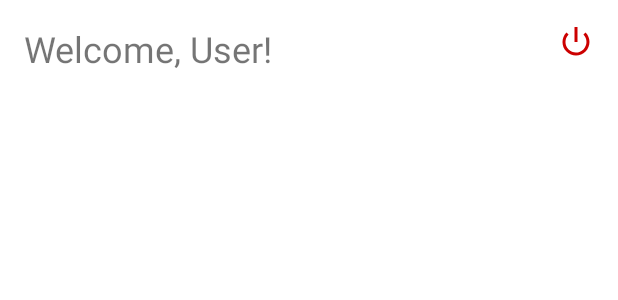
After one commit to livermorerhui/SonicWaveV4-2, an Android app: the layout fragment_user.xml on its own in the app's theme, with its tools: preview values and no code run, on a phone screen of 412 x 824 dp. The commit adds this screen. Shown: the top 300 px of the screen. Run offline under Robolectric (Android 15) with nearby library versions, the phone set to English and light mode, and no system bars.

Commit message:
feat: Implement user screen with logout functionality

```diff
--- a/app/src/main/java/com/example/sonicwavev4/network/AuthData.kt
+++ b/app/src/main/java/com/example/sonicwavev4/network/AuthData.kt
@@ -7,7 +7,8 @@ data class LoginRequest(
 
 data class LoginResponse(
     val message: String,
-    val token: String
+    val token: String,
+    val username: String
 )
 
 data class RegisterRequest(
--- a/app/src/main/java/com/example/sonicwavev4/ui/login/LoginFragment.kt
+++ b/app/src/main/java/com/example/sonicwavev4/ui/login/LoginFragment.kt
@@ -12,6 +12,7 @@ import androidx.fragment.app.Fragment
 import androidx.fragment.app.viewModels
 import com.example.sonicwavev4.R
 import com.example.sonicwavev4.ui.register.RegisterFragment
+import com.example.sonicwavev4.ui.user.UserFragment
 
 class LoginFragment : Fragment() {
 
@@ -46,8 +47,11 @@ class LoginFragment : Fragment() {
 
         loginViewModel.loginResult.observe(viewLifecycleOwner) { result ->
             result.onSuccess {
+                val userName = it.username
                 Toast.makeText(requireContext(), "Login successful!", Toast.LENGTH_SHORT).show()
-                // TODO: Handle successful login, e.g., navigate to another screen
+                parentFragmentManager.beginTransaction()
+                    .replace(R.id.fragment_right_main, UserFragment.newInstance(userName))
+                    .commit()
             }.onFailure {
                 Toast.makeText(requireContext(), "Login failed: ${it.message}", Toast.LENGTH_LONG).show()
             }
--- /dev/null
+++ b/app/src/main/res/layout/fragment_user.xml
@@ -0,0 +1,31 @@
+<?xml version="1.0" encoding="utf-8"?>
+<androidx.constraintlayout.widget.ConstraintLayout xmlns:android="http://schemas.android.com/apk/res/android"
+    xmlns:app="http://schemas.android.com/apk/res-auto"
+    xmlns:tools="http://schemas.android.com/tools"
+    android:layout_width="match_parent"
+    android:layout_height="match_parent">
+
+    <TextView
+        android:id="@+id/user_name_textview"
+        android:layout_width="wrap_content"
+        android:layout_height="wrap_content"
+        android:layout_marginStart="16dp"
+        android:layout_marginTop="16dp"
+        android:textSize="24sp"
+        app:layout_constraintStart_toStartOf="parent"
+        app:layout_constraintTop_toTopOf="parent"
+        tools:text="Welcome, User!" />
+
+    <ImageButton
+        android:id="@+id/logout_button"
+        android:layout_width="wrap_content"
+        android:layout_height="wrap_content"
+        android:layout_marginTop="16dp"
+        android:layout_marginEnd="16dp"
+        android:background="?attr/selectableItemBackgroundBorderless"
+        android:src="@android:drawable/ic_lock_power_off"
+        android:tint="@android:color/holo_red_dark"
+        app:layout_constraintEnd_toEndOf="parent"
+        app:layout_constraintTop_toTopOf="parent" />
+
+</androidx.constraintlayout.widget.ConstraintLayout>
```
Also changed, not shown: app/src/main/java/com/example/sonicwavev4/ui/user/UserFragment.kt (added, +54 -0 lines), 1 other file.
